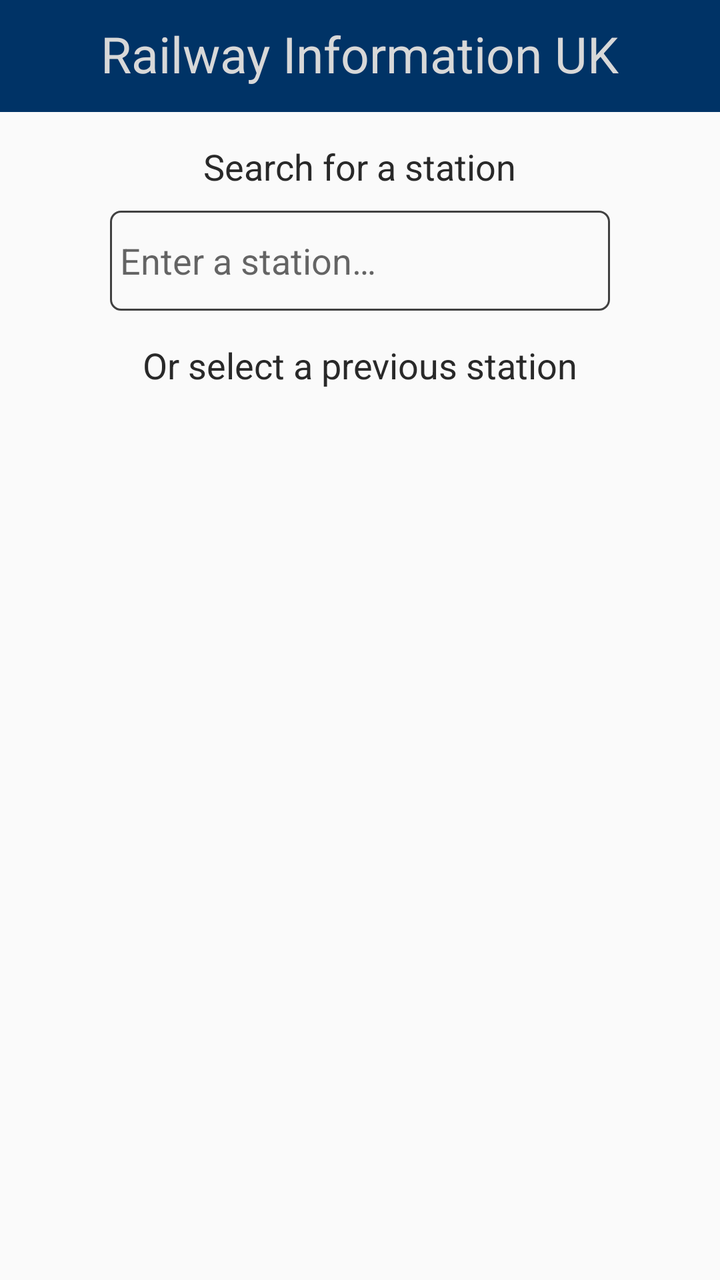
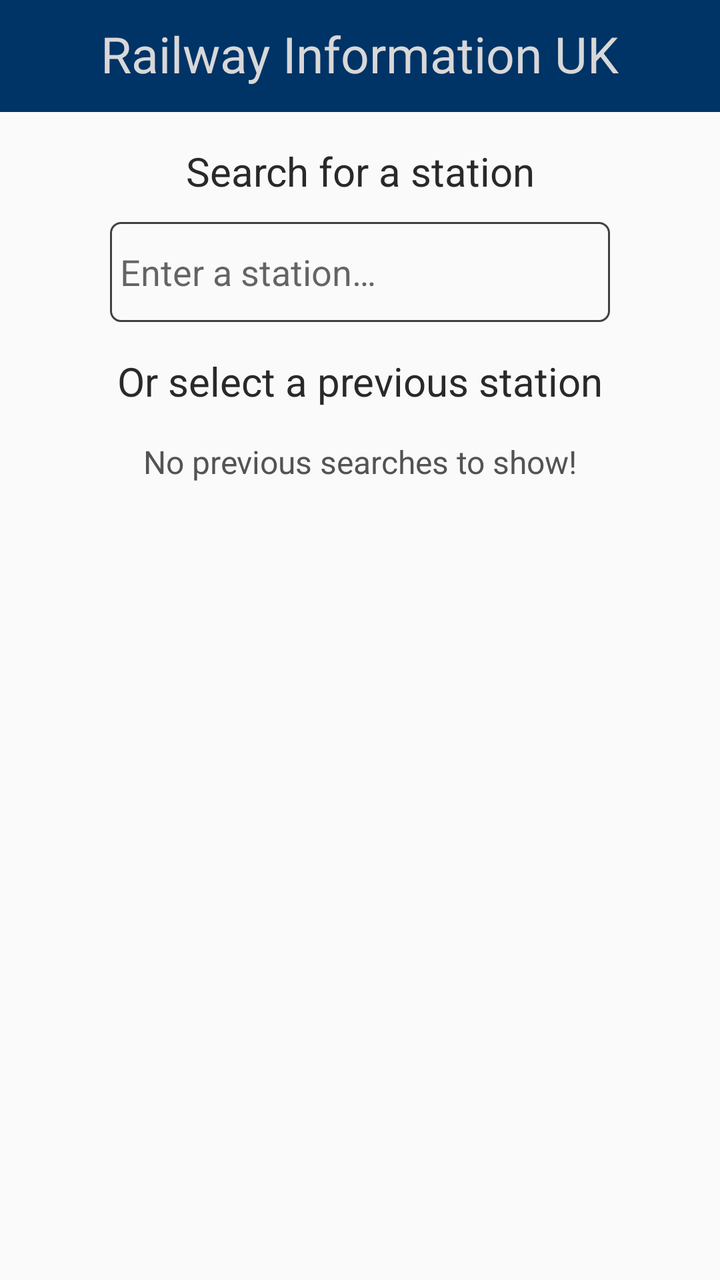

An Android layout rendered at two revisions. The XML below is the earlier revision; the diff shows what the commit changed to produce the second picture.
<!-- AndroidManifest.xml: application theme Theme.AppCompat.Light.NoActionBar -->
<!-- res/layout/activity_select_station.xml -->
<?xml version="1.0" encoding="utf-8"?>
<androidx.constraintlayout.widget.ConstraintLayout xmlns:android="http://schemas.android.com/apk/res/android"
    xmlns:app="http://schemas.android.com/apk/res-auto"
    xmlns:tools="http://schemas.android.com/tools"
    android:layout_width="match_parent"
    android:layout_height="match_parent"
    tools:context=".SelectStationActivity">

    <androidx.appcompat.widget.Toolbar
        android:id="@+id/toolbar"
        android:layout_width="0dp"
        android:layout_height="56dp"
        android:background="#003366"
        android:minHeight="?attr/actionBarSize"
        android:theme="?attr/actionBarTheme"
        app:layout_constraintEnd_toEndOf="parent"
        app:layout_constraintStart_toStartOf="parent"
        app:layout_constraintTop_toTopOf="parent" />

    <TextView
        android:id="@+id/textView2"
        android:layout_width="wrap_content"
        android:layout_height="wrap_content"
        android:layout_marginTop="10dp"
        android:text="@string/app_name"
        android:textColor="#D8D8D8"
        android:textSize="25sp"
        app:layout_constraintEnd_toEndOf="@+id/toolbar"
        app:layout_constraintStart_toStartOf="@+id/toolbar"
        app:layout_constraintTop_toTopOf="@+id/toolbar" />

    <TextView
        android:id="@+id/textView"
        android:layout_width="wrap_content"
        android:layout_height="wrap_content"
        android:layout_marginStart="57dp"
        android:layout_marginTop="15dp"
        android:layout_marginEnd="57dp"
        android:text="@string/choose_station"
        android:textColor="@color/main_text"
        android:textSize="18sp"
        app:layout_constraintEnd_toEndOf="parent"
        app:layout_constraintStart_toStartOf="parent"
        app:layout_constraintTop_toBottomOf="@+id/enter_station_autocomplete" />

    <TextView
        android:id="@+id/textView3"
        android:layout_width="wrap_content"
        android:layout_height="wrap_content"
        android:layout_marginStart="93dp"
        android:layout_marginTop="15dp"
        android:layout_marginEnd="93dp"
        android:text="@string/search_station"
        android:textColor="@color/main_text"
        android:textSize="18sp"
        app:layout_constraintEnd_toEndOf="parent"
        app:layout_constraintHorizontal_bias="0.492"
        app:layout_constraintStart_toStartOf="parent"
        app:layout_constraintTop_toBottomOf="@+id/toolbar" />

    <AutoCompleteTextView
        android:id="@+id/enter_station_autocomplete"
        android:layout_width="0dp"
        android:layout_height="50dp"
        android:layout_marginStart="55dp"
        android:layout_marginTop="10dp"
        android:layout_marginEnd="55dp"
        android:background="@drawable/outline"
        android:hint="@string/enter_station"
        android:imeOptions="actionSearch"
        android:inputType="text|textAutoComplete"
        android:paddingLeft="5dip"
        android:paddingRight="5dip"
        android:textColor="@color/secondary_text"
        app:layout_constraintEnd_toEndOf="parent"
        app:layout_constraintHorizontal_bias="1.0"
        app:layout_constraintStart_toStartOf="parent"
        app:layout_constraintTop_toBottomOf="@+id/textView3" />

    <androidx.recyclerview.widget.RecyclerView
        android:id="@+id/previous_stations_view"
        android:layout_width="0dp"
        android:layout_height="0dp"
        android:layout_marginStart="25dp"
        android:layout_marginTop="10dp"
        android:layout_marginEnd="25dp"
        android:layout_marginBottom="25dp"
        app:layout_constraintBottom_toBottomOf="parent"
        app:layout_constraintEnd_toEndOf="parent"
        app:layout_constraintHorizontal_bias="0.0"
        app:layout_constraintStart_toStartOf="parent"
        app:layout_constraintTop_toBottomOf="@+id/textView" />

</androidx.constraintlayout.widget.ConstraintLayout>
<!-- resources referenced by this layout -->
<resources>
  <color name="main_text">#FF292929</color>
  <color name="secondary_text">#535353</color>
  <!-- drawable outline (drawable) -->
  <shape xmlns:android="http://schemas.android.com/apk/res/android" android:shape="rectangle" >
      <solid android:color="@android:color/transparent" />
      <stroke android:width="1dip" android:color="#414141"/>
      <corners android:radius="5dp"/>
  </shape>
  <string name="app_name">Railway Information UK</string>
  <string name="choose_station">Or select a previous station</string>
  <string name="enter_station">Enter a station…</string>
  <string name="search_station">Search for a station</string>
</resources>

<!-- the commit's change to res/layout/activity_select_station.xml (unified diff, before → after) -->
@@ -18,7 +18,7 @@
         app:layout_constraintTop_toTopOf="parent" />
 
     <TextView
-        android:id="@+id/textView2"
+        android:id="@+id/txt_app_name"
         android:layout_width="wrap_content"
         android:layout_height="wrap_content"
         android:layout_marginTop="10dp"
@@ -30,29 +30,29 @@
         app:layout_constraintTop_toTopOf="@+id/toolbar" />
 
     <TextView
-        android:id="@+id/textView"
+        android:id="@+id/txt_select"
         android:layout_width="wrap_content"
         android:layout_height="wrap_content"
         android:layout_marginStart="57dp"
-        android:layout_marginTop="15dp"
+        android:layout_marginTop="16dp"
         android:layout_marginEnd="57dp"
         android:text="@string/choose_station"
         android:textColor="@color/main_text"
-        android:textSize="18sp"
+        android:textSize="20sp"
         app:layout_constraintEnd_toEndOf="parent"
         app:layout_constraintStart_toStartOf="parent"
         app:layout_constraintTop_toBottomOf="@+id/enter_station_autocomplete" />
 
     <TextView
-        android:id="@+id/textView3"
+        android:id="@+id/txt_search"
         android:layout_width="wrap_content"
         android:layout_height="wrap_content"
         android:layout_marginStart="93dp"
-        android:layout_marginTop="15dp"
+        android:layout_marginTop="16dp"
         android:layout_marginEnd="93dp"
         android:text="@string/search_station"
         android:textColor="@color/main_text"
-        android:textSize="18sp"
+        android:textSize="20sp"
         app:layout_constraintEnd_toEndOf="parent"
         app:layout_constraintHorizontal_bias="0.492"
         app:layout_constraintStart_toStartOf="parent"
@@ -63,7 +63,7 @@
         android:layout_width="0dp"
         android:layout_height="50dp"
         android:layout_marginStart="55dp"
-        android:layout_marginTop="10dp"
+        android:layout_marginTop="12dp"
         android:layout_marginEnd="55dp"
         android:background="@drawable/outline"
         android:hint="@string/enter_station"
@@ -75,20 +75,20 @@
         app:layout_constraintEnd_toEndOf="parent"
         app:layout_constraintHorizontal_bias="1.0"
         app:layout_constraintStart_toStartOf="parent"
-        app:layout_constraintTop_toBottomOf="@+id/textView3" />
+        app:layout_constraintTop_toBottomOf="@+id/txt_search" />
 
-    <androidx.recyclerview.widget.RecyclerView
-        android:id="@+id/previous_stations_view"
-        android:layout_width="0dp"
-        android:layout_height="0dp"
-        android:layout_marginStart="25dp"
-        android:layout_marginTop="10dp"
-        android:layout_marginEnd="25dp"
-        android:layout_marginBottom="25dp"
-        app:layout_constraintBottom_toBottomOf="parent"
+    <TextView
+        android:id="@+id/textView"
+        android:layout_width="wrap_content"
+        android:layout_height="wrap_content"
+        android:layout_marginStart="32dp"
+        android:layout_marginTop="16dp"
+        android:layout_marginEnd="32dp"
+        android:text="@string/no_history"
+        android:textColor="@color/secondary_text"
+        android:textSize="16sp"
         app:layout_constraintEnd_toEndOf="parent"
-        app:layout_constraintHorizontal_bias="0.0"
         app:layout_constraintStart_toStartOf="parent"
-        app:layout_constraintTop_toBottomOf="@+id/textView" />
+        app:layout_constraintTop_toBottomOf="@+id/txt_select" />
 
 </androidx.constraintlayout.widget.ConstraintLayout>
<!-- resource entries referenced after the edit -->
@@ -11,6 +11,7 @@
   <string name="app_name">Railway Information UK</string>
   <string name="choose_station">Or select a previous station</string>
   <string name="enter_station">Enter a station…</string>
+  <string name="no_history">No previous searches to show!</string>
   <string name="search_station">Search for a station</string>
 </resources>
 
